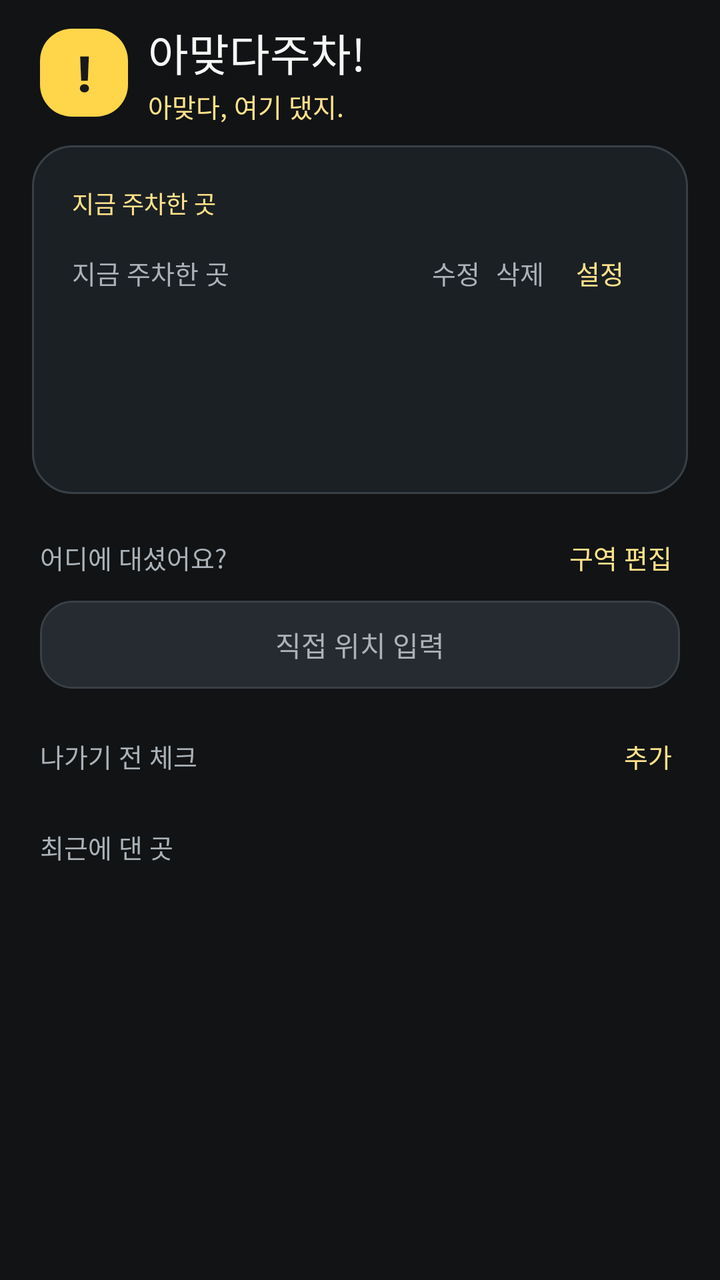
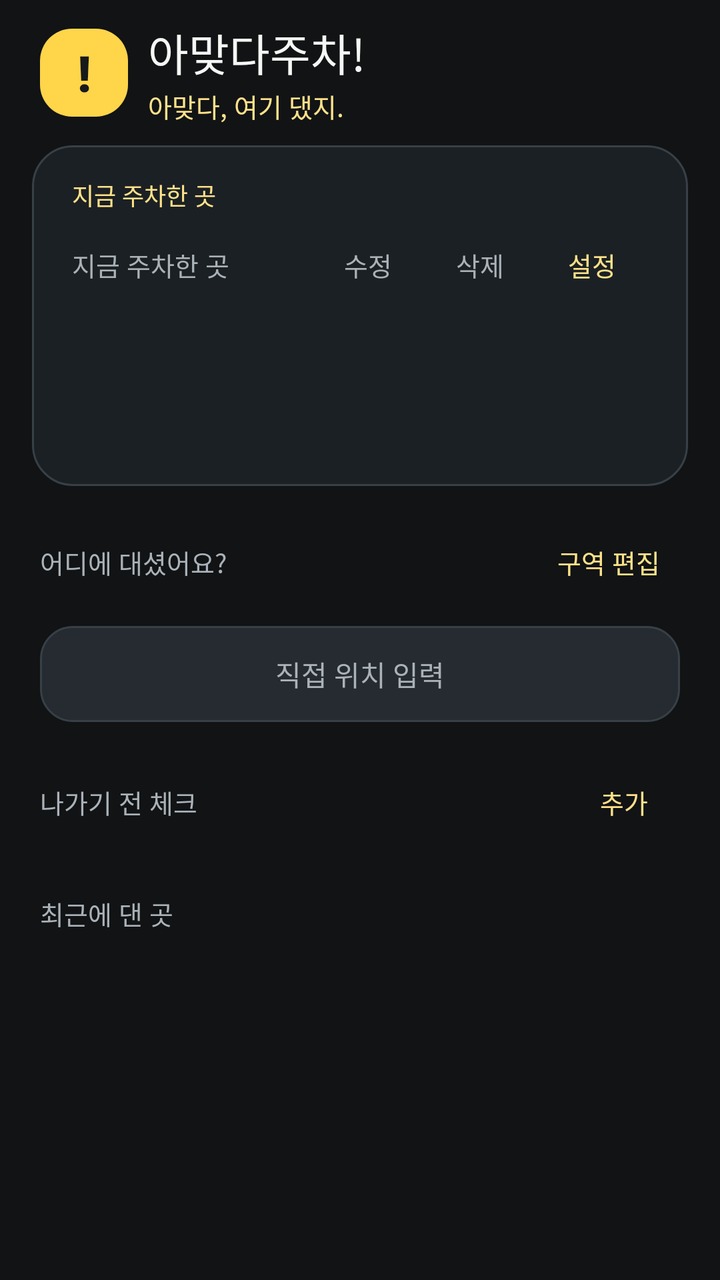

The first picture is an Android layout as it rendered before a commit; the second is the same layout after the commit. The layout source and the unified diff follow.
<!-- AndroidManifest.xml: application theme AppTheme -->
<!-- res/layout/activity_main.xml -->
<?xml version="1.0" encoding="utf-8"?>
<ScrollView xmlns:android="http://schemas.android.com/apk/res/android"
    android:id="@+id/root"
    android:layout_width="match_parent"
    android:layout_height="match_parent"
    android:fillViewport="true"
    android:scrollbars="none">

    <LinearLayout
        android:layout_width="match_parent"
        android:layout_height="wrap_content"
        android:orientation="vertical"
        android:paddingLeft="16dp"
        android:paddingTop="10dp"
        android:paddingRight="16dp"
        android:paddingBottom="12dp">

        <LinearLayout
            android:layout_width="match_parent"
            android:layout_height="wrap_content"
            android:layout_marginLeft="4dp"
            android:layout_marginRight="4dp"
            android:layout_marginBottom="10dp"
            android:gravity="center_vertical"
            android:orientation="horizontal">

            <TextView
                android:layout_width="44dp"
                android:layout_height="44dp"
                android:background="@drawable/bg_brand_badge"
                android:contentDescription="@null"
                android:fontFamily="sans-serif-black"
                android:gravity="center"
                android:text="!"
                android:textColor="@color/on_accent"
                android:textSize="25sp" />

            <LinearLayout
                android:layout_width="0dp"
                android:layout_height="wrap_content"
                android:layout_marginLeft="10dp"
                android:layout_weight="1"
                android:orientation="vertical">

                <TextView
                    android:layout_width="wrap_content"
                    android:layout_height="wrap_content"
                    android:fontFamily="sans-serif-medium"
                    android:text="@string/app_name"
                    android:textColor="@color/text"
                    android:textSize="22sp" />

                <TextView
                    android:layout_width="wrap_content"
                    android:layout_height="wrap_content"
                    android:layout_marginTop="1dp"
                    android:fontFamily="sans-serif"
                    android:text="@string/brand_tagline"
                    android:textColor="@color/accent_text"
                    android:textSize="13sp" />
            </LinearLayout>
        </LinearLayout>

        <LinearLayout
            android:id="@+id/statusCard"
            android:layout_width="match_parent"
            android:layout_height="wrap_content"
            android:background="@drawable/bg_card"
            android:orientation="vertical"
            android:padding="20dp">

            <TextView
                android:layout_width="wrap_content"
                android:layout_height="wrap_content"
                android:fontFamily="sans-serif-medium"
                android:text="@string/current_label"
                android:textColor="@color/accent_text"
                android:textSize="12sp" />

            <LinearLayout
                android:layout_width="match_parent"
                android:layout_height="wrap_content"
                android:layout_marginTop="2dp"
                android:gravity="center_vertical"
                android:orientation="horizontal">

                <Button
                    android:id="@+id/btnProfile"
                    android:layout_width="0dp"
                    android:layout_height="48dp"
                    android:layout_weight="1"
                    android:minWidth="0dp"
                    android:background="?android:attr/selectableItemBackgroundBorderless"
                    android:gravity="center_vertical|start"
                    android:fontFamily="sans-serif"
                    android:ellipsize="end"
                    android:text="@string/current_label"
                    android:textAllCaps="false"
                    android:textColor="@color/subtext"
                    android:textSize="13sp"
                    android:singleLine="true" />

                <TextView
                    android:id="@+id/btnEdit"
                    android:layout_width="wrap_content"
                    android:layout_height="wrap_content"
                    android:fontFamily="sans-serif"
                    android:padding="4dp"
                    android:text="@string/edit"
                    android:textColor="@color/subtext"
                    android:textSize="13sp" />

                <TextView
                    android:id="@+id/btnDelete"
                    android:layout_width="wrap_content"
                    android:layout_height="wrap_content"
                    android:fontFamily="sans-serif"
                    android:padding="4dp"
                    android:text="@string/delete"
                    android:textColor="@color/subtext"
                    android:textSize="13sp" />

                <Button
                    android:id="@+id/btnSettings"
                    android:layout_width="wrap_content"
                    android:layout_height="48dp"
                    android:minWidth="48dp"
                    android:background="?android:attr/selectableItemBackgroundBorderless"
                    android:gravity="center"
                    android:fontFamily="sans-serif"
                    android:paddingLeft="8dp"
                    android:paddingRight="8dp"
                    android:stateListAnimator="@null"
                    android:text="@string/settings"
                    android:textAllCaps="false"
                    android:textColor="@color/accent_text"
                    android:textSize="13sp" />
            </LinearLayout>

            <TextView
                android:id="@+id/statusZone"
                android:layout_width="wrap_content"
                android:layout_height="wrap_content"
                android:layout_marginTop="4dp"
                android:fontFamily="sans-serif-medium"
                android:textColor="@color/accent_text"
                android:textSize="32sp" />

            <TextView
                android:id="@+id/statusTime"
                android:layout_width="wrap_content"
                android:layout_height="wrap_content"
                android:layout_marginTop="2dp"
                android:fontFamily="sans-serif"
                android:textColor="@color/subtext"
                android:textSize="13sp" />

            <TextView
                android:id="@+id/statusMeta"
                android:layout_width="match_parent"
                android:layout_height="wrap_content"
                android:layout_marginTop="4dp"
                android:ellipsize="end"
                android:fontFamily="sans-serif"
                android:maxLines="2"
                android:textColor="@color/subtext"
                android:textSize="13sp"
                android:visibility="gone" />

            <Button
                android:id="@+id/btnTimer"
                android:layout_width="wrap_content"
                android:layout_height="40dp"
                android:layout_marginTop="8dp"
                android:background="@drawable/bg_button"
                android:fontFamily="sans-serif"
                android:paddingLeft="12dp"
                android:paddingRight="12dp"
                android:stateListAnimator="@null"
                android:text="@string/parking_timer"
                android:textAllCaps="false"
                android:textColor="@color/subtext"
                android:textSize="13sp"
                android:visibility="gone" />
        </LinearLayout>

        <LinearLayout
            android:layout_width="match_parent"
            android:layout_height="wrap_content"
            android:layout_marginLeft="4dp"
            android:layout_marginRight="4dp"
            android:layout_marginTop="18dp"
            android:gravity="center_vertical"
            android:orientation="horizontal">

            <TextView
                android:layout_width="0dp"
                android:layout_height="wrap_content"
                android:layout_weight="1"
                android:fontFamily="sans-serif"
                android:text="@string/zone_prompt"
                android:textColor="@color/subtext"
                android:textSize="13sp" />

            <TextView
                android:id="@+id/btnEditZones"
                android:layout_width="wrap_content"
                android:layout_height="wrap_content"
                android:fontFamily="sans-serif"
                android:padding="4dp"
                android:text="@string/zone_edit"
                android:textColor="@color/accent_text"
                android:textSize="13sp" />
        </LinearLayout>

        <LinearLayout
            android:id="@+id/grid"
            android:layout_width="match_parent"
            android:layout_height="wrap_content"
            android:layout_marginTop="2dp"
            android:orientation="vertical" />

        <LinearLayout
            android:id="@+id/etcGrid"
            android:layout_width="match_parent"
            android:layout_height="wrap_content"
            android:layout_marginTop="2dp"
            android:orientation="vertical" />

        <Button
            android:id="@+id/btnCustom"
            android:layout_width="match_parent"
            android:layout_height="44dp"
            android:layout_marginLeft="4dp"
            android:layout_marginRight="4dp"
            android:layout_marginTop="4dp"
            android:background="@drawable/bg_button"
            android:fontFamily="sans-serif"
            android:stateListAnimator="@null"
            android:text="@string/custom_input"
            android:textAllCaps="false"
            android:textColor="@color/subtext"
            android:textSize="14sp" />

        <LinearLayout
            android:layout_width="match_parent"
            android:layout_height="wrap_content"
            android:layout_marginLeft="4dp"
            android:layout_marginRight="4dp"
            android:layout_marginTop="20dp"
            android:orientation="horizontal">

            <TextView
                android:layout_width="0dp"
                android:layout_height="wrap_content"
                android:layout_weight="1"
                android:fontFamily="sans-serif"
                android:text="@string/habit_title"
                android:textColor="@color/subtext"
                android:textSize="13sp" />

            <TextView
                android:id="@+id/btnAddHabit"
                android:layout_width="wrap_content"
                android:layout_height="wrap_content"
                android:fontFamily="sans-serif"
                android:padding="4dp"
                android:text="@string/add"
                android:textColor="@color/accent_text"
                android:textSize="13sp" />
        </LinearLayout>

        <LinearLayout
            android:id="@+id/habitList"
            android:layout_width="match_parent"
            android:layout_height="wrap_content"
            android:layout_marginTop="2dp"
            android:orientation="vertical" />

        <TextView
            android:layout_width="wrap_content"
            android:layout_height="wrap_content"
            android:layout_marginLeft="4dp"
            android:layout_marginTop="20dp"
            android:fontFamily="sans-serif"
            android:text="@string/history_title"
            android:textColor="@color/subtext"
            android:textSize="13sp" />

        <LinearLayout
            android:id="@+id/historyList"
            android:layout_width="match_parent"
            android:layout_height="wrap_content"
            android:layout_marginTop="2dp"
            android:orientation="vertical" />
    </LinearLayout>
</ScrollView>
<!-- resources referenced by this layout -->
<resources>
  <color name="accent_text">#FFE28A</color>
  <color name="on_accent">#17191B</color>
  <color name="subtext">#AAB2B8</color>
  <color name="text">#F5F7F5</color>
  <!-- drawable bg_brand_badge (drawable) -->
  <?xml version="1.0" encoding="utf-8"?>
  <shape xmlns:android="http://schemas.android.com/apk/res/android">
      <solid android:color="@color/accent" />
      <corners android:radius="16dp" />
  </shape>
  <!-- drawable bg_card (drawable) -->
  <?xml version="1.0" encoding="utf-8"?>
  <shape xmlns:android="http://schemas.android.com/apk/res/android">
      <solid android:color="@color/card" />
      <stroke android:width="1dp" android:color="@color/outline" />
      <corners android:radius="20dp" />
  </shape>
  <string name="add">추가</string>
  <string name="app_name">아맞다주차!</string>
  <string name="brand_tagline">아맞다, 여기 댔지.</string>
  <string name="current_label">지금 주차한 곳</string>
  <string name="custom_input">직접 위치 입력</string>
  <string name="delete">삭제</string>
  <string name="edit">수정</string>
  <string name="habit_title">나가기 전 체크</string>
  <string name="history_title">최근에 댄 곳</string>
  <string name="parking_timer">출차 시간 알림</string>
  <string name="settings">설정</string>
  <string name="zone_edit">구역 편집</string>
  <string name="zone_prompt">어디에 대셨어요?</string>
  <style name="AppTheme" parent="@android:style/Theme.DeviceDefault.NoActionBar">
          <item name="android:windowBackground">@color/bg</item>
          <item name="android:statusBarColor">@color/bg</item>
          <item name="android:navigationBarColor">@color/bg</item>
          <item name="android:windowLightStatusBar">false</item>
          <item name="android:colorAccent">@color/accent</item>
      </style>
  <color name="accent">#FFD54A</color>
  <color name="button">#252B30</color>
  <color name="outline">#384047</color>
  <color name="card">#1B2024</color>
  <color name="bg">#111315</color>
  <!-- unchanged entries left out for length: 1 -->
</resources>

<!-- the commit's change to res/layout/activity_main.xml (unified diff, before → after) -->
@@ -1,5 +1,6 @@
 <?xml version="1.0" encoding="utf-8"?>
 <ScrollView xmlns:android="http://schemas.android.com/apk/res/android"
+    xmlns:tools="http://schemas.android.com/tools"
     android:id="@+id/root"
     android:layout_width="match_parent"
     android:layout_height="match_parent"
@@ -31,7 +32,7 @@
                 android:contentDescription="@null"
                 android:fontFamily="sans-serif-black"
                 android:gravity="center"
-                android:text="!"
+                android:text="@string/brand_mark"
                 android:textColor="@color/on_accent"
                 android:textSize="25sp" />
 
@@ -67,7 +68,10 @@
             android:layout_height="wrap_content"
             android:background="@drawable/bg_card"
             android:orientation="vertical"
-            android:padding="20dp">
+            android:paddingLeft="20dp"
+            android:paddingTop="16dp"
+            android:paddingRight="20dp"
+            android:paddingBottom="20dp">
 
             <TextView
                 android:layout_width="wrap_content"
@@ -84,74 +88,72 @@
                 android:gravity="center_vertical"
                 android:orientation="horizontal">
 
+                
                 <Button
                     android:id="@+id/btnProfile"
+                    tools:ignore="ButtonStyle"
                     android:layout_width="0dp"
                     android:layout_height="48dp"
                     android:layout_weight="1"
                     android:minWidth="0dp"
                     android:background="?android:attr/selectableItemBackgroundBorderless"
+                    android:contentDescription="@string/cd_switch_profile"
                     android:gravity="center_vertical|start"
                     android:fontFamily="sans-serif"
                     android:ellipsize="end"
+                    android:stateListAnimator="@null"
                     android:text="@string/current_label"
                     android:textAllCaps="false"
                     android:textColor="@color/subtext"
                     android:textSize="13sp"
                     android:singleLine="true" />
 
-                <TextView
+                
+                <Button
                     android:id="@+id/btnEdit"
-                    android:layout_width="wrap_content"
-                    android:layout_height="wrap_content"
-                    android:fontFamily="sans-serif"
-                    android:padding="4dp"
+                    style="@style/InlineAction"
+                    android:contentDescription="@string/cd_edit_record"
                     android:text="@string/edit"
-                    android:textColor="@color/subtext"
-                    android:textSize="13sp" />
-
-                <TextView
+                    android:textColor="@color/subtext" />
+
+                <Button
                     android:id="@+id/btnDelete"
-                    android:layout_width="wrap_content"
-                    android:layout_height="wrap_content"
-                    android:fontFamily="sans-serif"
-                    android:padding="4dp"
+                    style="@style/InlineAction"
+                    android:contentDescription="@string/cd_delete_record"
                     android:text="@string/delete"
-                    android:textColor="@color/subtext"
-                    android:textSize="13sp" />
+                    android:textColor="@color/subtext" />
 
                 <Button
                     android:id="@+id/btnSettings"
-                    android:layout_width="wrap_content"
-                    android:layout_height="48dp"
-                    android:minWidth="48dp"
-                    android:background="?android:attr/selectableItemBackgroundBorderless"
-                    android:gravity="center"
-                    android:fontFamily="sans-serif"
-                    android:paddingLeft="8dp"
-                    android:paddingRight="8dp"
-                    android:stateListAnimator="@null"
+                    style="@style/InlineAction"
                     android:text="@string/settings"
-                    android:textAllCaps="false"
-                    android:textColor="@color/accent_text"
-                    android:textSize="13sp" />
+                    android:textColor="@color/accent_text" />
             </LinearLayout>
 
+            
             <TextView
                 android:id="@+id/statusZone"
-                android:layout_width="wrap_content"
+                android:layout_width="match_parent"
                 android:layout_height="wrap_content"
                 android:layout_marginTop="4dp"
+                android:autoSizeTextType="uniform"
+                android:autoSizeMinTextSize="20sp"
+                android:autoSizeMaxTextSize="32sp"
+                android:autoSizeStepGranularity="1sp"
+                android:ellipsize="end"
                 android:fontFamily="sans-serif-medium"
+                android:maxLines="2"
                 android:textColor="@color/accent_text"
                 android:textSize="32sp" />
 
             <TextView
                 android:id="@+id/statusTime"
-                android:layout_width="wrap_content"
+                android:layout_width="match_parent"
                 android:layout_height="wrap_content"
                 android:layout_marginTop="2dp"
-                android:fontFamily="sans-serif"
+                android:ellipsize="end"
+                android:fontFamily="sans-serif"
+                android:maxLines="1"
                 android:textColor="@color/subtext"
                 android:textSize="13sp" />
 
@@ -162,7 +164,7 @@
                 android:layout_marginTop="4dp"
                 android:ellipsize="end"
                 android:fontFamily="sans-serif"
-                android:maxLines="2"
+                android:maxLines="3"
                 android:textColor="@color/subtext"
                 android:textSize="13sp"
                 android:visibility="gone" />
@@ -170,12 +172,12 @@
             <Button
                 android:id="@+id/btnTimer"
                 android:layout_width="wrap_content"
-                android:layout_height="40dp"
-                android:layout_marginTop="8dp"
+                android:layout_height="44dp"
+                android:layout_marginTop="10dp"
                 android:background="@drawable/bg_button"
                 android:fontFamily="sans-serif"
-                android:paddingLeft="12dp"
-                android:paddingRight="12dp"
+                android:paddingLeft="14dp"
+                android:paddingRight="14dp"
                 android:stateListAnimator="@null"
                 android:text="@string/parking_timer"
                 android:textAllCaps="false"
@@ -189,7 +191,7 @@
             android:layout_height="wrap_content"
             android:layout_marginLeft="4dp"
             android:layout_marginRight="4dp"
-            android:layout_marginTop="18dp"
+            android:layout_marginTop="14dp"
             android:gravity="center_vertical"
             android:orientation="horizontal">
 
@@ -202,15 +204,11 @@
                 android:textColor="@color/subtext"
                 android:textSize="13sp" />
 
-            <TextView
+            <Button
                 android:id="@+id/btnEditZones"
-                android:layout_width="wrap_content"
-                android:layout_height="wrap_content"
-                android:fontFamily="sans-serif"
-                android:padding="4dp"
+                style="@style/InlineAction"
                 android:text="@string/zone_edit"
-                android:textColor="@color/accent_text"
-                android:textSize="13sp" />
+                android:textColor="@color/accent_text" />
         </LinearLayout>
 
         <LinearLayout
@@ -230,7 +228,7 @@
         <Button
             android:id="@+id/btnCustom"
             android:layout_width="match_parent"
-            android:layout_height="44dp"
+            android:layout_height="48dp"
             android:layout_marginLeft="4dp"
             android:layout_marginRight="4dp"
             android:layout_marginTop="4dp"
@@ -247,7 +245,8 @@
             android:layout_height="wrap_content"
             android:layout_marginLeft="4dp"
             android:layout_marginRight="4dp"
-            android:layout_marginTop="20dp"
+            android:layout_marginTop="16dp"
+            android:gravity="center_vertical"
             android:orientation="horizontal">
 
             <TextView
@@ -259,15 +258,12 @@
                 android:textColor="@color/subtext"
                 android:textSize="13sp" />
 
-            <TextView
+            <Button
                 android:id="@+id/btnAddHabit"
-                android:layout_width="wrap_content"
-                android:layout_height="wrap_content"
-                android:fontFamily="sans-serif"
-                android:padding="4dp"
+                style="@style/InlineAction"
+                android:contentDescription="@string/cd_add_habit"
                 android:text="@string/add"
-                android:textColor="@color/accent_text"
-                android:textSize="13sp" />
+                android:textColor="@color/accent_text" />
         </LinearLayout>
 
         <LinearLayout
<!-- resource entries referenced after the edit -->
@@ -19,7 +19,12 @@
   </shape>
   <string name="add">추가</string>
   <string name="app_name">아맞다주차!</string>
+  <string name="brand_mark">!</string>
   <string name="brand_tagline">아맞다, 여기 댔지.</string>
+  <string name="cd_add_habit">체크 항목 추가</string>
+  <string name="cd_delete_record">지금 주차한 곳 삭제</string>
+  <string name="cd_edit_record">지금 주차한 곳 수정</string>
+  <string name="cd_switch_profile">주차장 전환</string>
   <string name="current_label">지금 주차한 곳</string>
   <string name="custom_input">직접 위치 입력</string>
   <string name="delete">삭제</string>
@@ -30,18 +35,52 @@
   <string name="settings">설정</string>
   <string name="zone_edit">구역 편집</string>
   <string name="zone_prompt">어디에 대셨어요?</string>
+  <style name="InlineAction">
+          <item name="android:layout_width">wrap_content</item>
+          <item name="android:layout_height">48dp</item>
+          <item name="android:minWidth">56dp</item>
+          <item name="android:background">?android:attr/selectableItemBackgroundBorderless</item>
+          <item name="android:stateListAnimator">@null</item>
+          <item name="android:gravity">center</item>
+          <item name="android:paddingLeft">10dp</item>
+          <item name="android:paddingRight">10dp</item>
+          <item name="android:textAllCaps">false</item>
+          <item name="android:fontFamily">sans-serif</item>
+          <item name="android:textSize">13sp</item>
+      </style>
   <style name="AppTheme" parent="@android:style/Theme.DeviceDefault.NoActionBar">
           <item name="android:windowBackground">@color/bg</item>
           <item name="android:statusBarColor">@color/bg</item>
           <item name="android:navigationBarColor">@color/bg</item>
           <item name="android:windowLightStatusBar">false</item>
           <item name="android:colorAccent">@color/accent</item>
+          
+          <item name="android:alertDialogTheme">@style/AppDialog</item>
       </style>
   <color name="accent">#FFD54A</color>
   <color name="button">#252B30</color>
   <color name="outline">#384047</color>
   <color name="card">#1B2024</color>
   <color name="bg">#111315</color>
+  <style name="AppDialog" parent="@android:style/Theme.DeviceDefault.Dialog.Alert">
+          <item name="android:windowBackground">@drawable/bg_dialog</item>
+          <item name="android:colorBackground">@color/card</item>
+          <item name="android:colorAccent">@color/accent</item>
+          <item name="android:textColorPrimary">@color/text</item>
+          <item name="android:textColorSecondary">@color/subtext</item>
+          
+          <item name="android:textColorAlertDialogListItem">@color/text</item>
+      </style>
+  <!-- drawable bg_dialog (drawable) -->
+  <?xml version="1.0" encoding="utf-8"?>
+  <inset xmlns:android="http://schemas.android.com/apk/res/android"
+      android:inset="16dp">
+      <shape>
+          <solid android:color="@color/card" />
+          <stroke android:width="1dp" android:color="@color/outline" />
+          <corners android:radius="20dp" />
+      </shape>
+  </inset>
   <!-- unchanged entries left out for length: 1 -->
 </resources>
 
